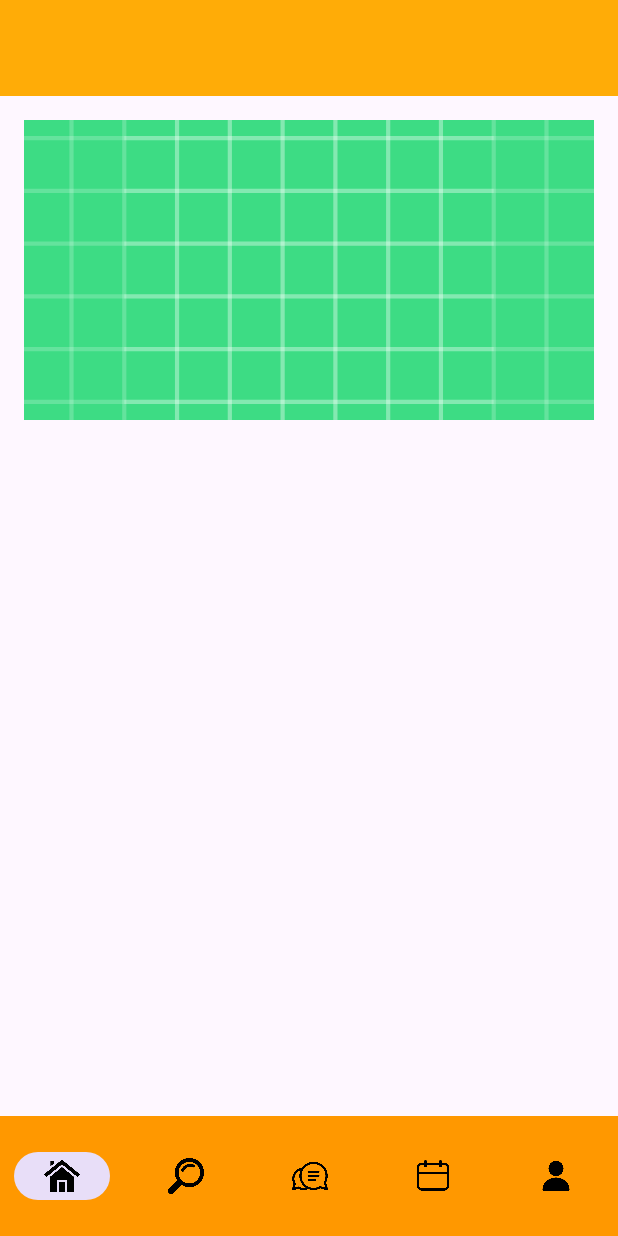
After one commit to Park147/1st-Web-App-Project, an Android app: the layout activity_detail.xml on its own in the app's theme, with its tools: preview values and no code run, on a phone screen of 412 x 824 dp. The commit adds this screen. Run offline under Robolectric (Android 15) with nearby library versions, the phone set to English and light mode, and no system bars.

Commit message:
0616 수업중 프래그먼트 이미지 넣고 4개페이지 넘어가기 성공. 상세페이지 연결중

```diff
--- a/app/build.gradle
+++ b/app/build.gradle
@@ -33,6 +33,12 @@ android {
     viewBinding {
         enabled = true
     }
+    dataBinding {
+        enabled = true
+    }
+    buildFeatures {
+        dataBinding = true
+    }
 
 
 }
--- a/app/src/main/java/com/example/a1st_web_app_project/WaitingActivity.kt
+++ b/app/src/main/java/com/example/a1st_web_app_project/WaitingActivity.kt
@@ -10,7 +10,6 @@ import androidx.recyclerview.widget.DividerItemDecoration
 import androidx.recyclerview.widget.LinearLayoutManager
 import com.example.a1st_web_app_project.databinding.ActivityWaitingBinding
 import com.example.a1st_web_app_project.model.RstrModel
-import com.example.a1st_web_app_project.retrofit.RstrService
 import retrofit2.Call
 import retrofit2.Callback
 import retrofit2.Response
@@ -47,7 +46,7 @@ class WaitingActivity : AppCompatActivity() {
                     val rstrList = response.body()
                     Log.d("hjm", "${rstrList}")
                     binding.recyclerView.adapter =
-                        MyAdapter(this@WaitingActivity, rstrList)
+                        MyAdapter(this@WaitingActivity, rstrList as List<RstrModel>)
 
                     binding.recyclerView.addItemDecoration(
                         DividerItemDecoration(
--- a/app/src/main/java/com/example/a1st_web_app_project/model/randRstr.kt
+++ b/app/src/main/java/com/example/a1st_web_app_project/model/randRstr.kt
@@ -2,5 +2,9 @@ package com.example.a1st_web_app_project.model
 
 data class randRstr(
     var rstr_nm : String,
+    var rstr_addr : String,
+    var rstr_tell : String,
+    var rstr_list : String,
+    var rstr_intro : String,
     var rstr_img : String
 )
--- /dev/null
+++ b/app/src/main/res/layout/activity_detail.xml
@@ -0,0 +1,83 @@
+<?xml version="1.0" encoding="utf-8"?>
+<androidx.constraintlayout.widget.ConstraintLayout xmlns:android="http://schemas.android.com/apk/res/android"
+    xmlns:app="http://schemas.android.com/apk/res-auto"
+    xmlns:tools="http://schemas.android.com/tools"
+    android:layout_width="match_parent"
+    android:layout_height="match_parent"
+    tools:context=".DetailActivity">
+
+    <com.google.android.material.appbar.AppBarLayout
+        android:id="@+id/appBarLayout"
+        android:layout_width="match_parent"
+        android:layout_height="wrap_content"
+        android:theme="@style/ThemeOverlay.AppCompat.ActionBar">
+
+        <androidx.appcompat.widget.Toolbar
+            android:id="@+id/toolbar"
+            android:layout_width="match_parent"
+            android:layout_height="?attr/actionBarSize"
+            android:background="#FFAC07"
+            app:popupTheme="@style/ThemeOverlay.AppCompat.Light"
+            app:titleTextColor="@android:color/white" />
+
+    </com.google.android.material.appbar.AppBarLayout>
+
+    <LinearLayout
+        android:layout_width="match_parent"
+        android:layout_height="0dp"
+        android:layout_marginStart="16dp"
+        android:layout_marginTop="16dp"
+        android:layout_marginEnd="16dp"
+        android:layout_marginBottom="16dp"
+        android:orientation="vertical"
+        app:layout_behavior="@string/appbar_scrolling_view_behavior"
+        app:layout_constraintBottom_toTopOf="@+id/bottommenu"
+        app:layout_constraintTop_toBottomOf="@id/appBarLayout">
+
+        <ImageView
+            android:id="@+id/imageViewImage"
+            android:layout_width="match_parent"
+            android:layout_height="200dp"
+            android:scaleType="centerCrop"
+            android:src="@drawable/ic_launcher_background" />
+
+        <TextView
+            android:id="@+id/textViewName"
+            android:layout_width="match_parent"
+            android:layout_height="wrap_content"
+            android:layout_marginTop="16dp"
+            android:textSize="20sp"
+            android:textStyle="bold" />
+
+        <TextView
+            android:id="@+id/textViewAddress"
+            android:layout_width="match_parent"
+            android:layout_height="wrap_content"
+            android:layout_marginTop="8dp" />
+
+        <TextView
+            android:id="@+id/textViewPhone"
+            android:layout_width="match_parent"
+            android:layout_height="wrap_content"
+            android:layout_marginTop="8dp" />
+
+        <TextView
+            android:id="@+id/textViewIntroduction"
+            android:layout_width="match_parent"
+            android:layout_height="wrap_content"
+            android:layout_marginTop="8dp" />
+    </LinearLayout>
+
+    <com.google.android.material.bottomnavigation.BottomNavigationView
+        android:id="@+id/bottommenu"
+        android:layout_width="0dp"
+        android:layout_height="wrap_content"
+        android:background="#FF9800"
+        app:itemIconTint="#000000"
+        app:labelVisibilityMode="unlabeled"
+        app:layout_constraintBottom_toBottomOf="parent"
+        app:layout_constraintEnd_toEndOf="parent"
+        app:layout_constraintStart_toStartOf="parent"
+        app:menu="@menu/menu" />
+
+</androidx.constraintlayout.widget.ConstraintLayout>
--- a/app/src/main/res/layout/fragment_1p.xml
+++ b/app/src/main/res/layout/fragment_1p.xml
@@ -11,7 +11,7 @@
         android:layout_height="@dimen/frameSize"
         android:orientation="vertical">
 
-        <ImageView
+        <ImageButton
             android:id="@+id/imgBanner1"
             android:layout_width="match_parent"
             android:layout_height="match_parent"
```
Also changed, not shown: app/src/main/AndroidManifest.xml (+5 -2 lines), app/src/main/java/com/example/a1st_web_app_project/DetailActivity.kt (added, +42 -0 lines), app/src/main/java/com/example/a1st_web_app_project/MainActivity.kt (+60 -89 lines), app/src/main/java/com/example/a1st_web_app_project/MainActivity2.kt (+17 -22 lines), app/src/main/java/com/example/a1st_web_app_project/fragment/FragmentFirst.kt (+21 -15 lines), app/src/main/java/com/example/a1st_web_app_project/fragment/FragmentFourth.kt (+15 -14 lines), app/src/main/java/com/example/a1st_web_app_project/fragment/FragmentSecond.kt (+14 -14 lines), app/src/main/java/com/example/a1st_web_app_project/fragment/FragmentThird.kt (+15 -14 lines), app/src/main/res/layout/activity_main.xml (+8 -32 lines).
